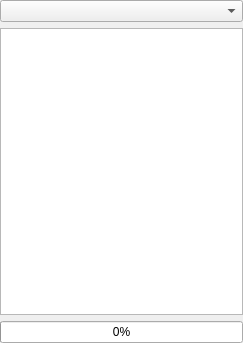
This is ui/xmlpresentationwidget.ui in phoenix741/xinx as Qt 5 draws it before an edit. The edited form follows.
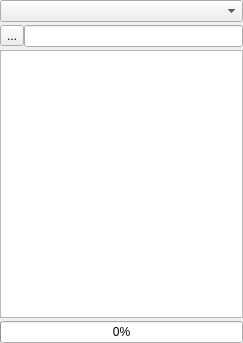
This is the edited form. Icons and pictures are not drawn.

```diff
--- a/ui/xmlpresentationwidget.ui
+++ b/ui/xmlpresentationwidget.ui
@@ -10,19 +10,44 @@
    </rect>
   </property>
   <property name="windowTitle" >
-   <string>Form</string>
+   <string/>
   </property>
-  <layout class="QVBoxLayout" >
-   <property name="margin" >
+  <layout class="QGridLayout" >
+   <property name="leftMargin" >
     <number>0</number>
    </property>
-   <property name="spacing" >
-    <number>6</number>
+   <property name="topMargin" >
+    <number>0</number>
    </property>
-   <item>
+   <property name="rightMargin" >
+    <number>0</number>
+   </property>
+   <property name="bottomMargin" >
+    <number>0</number>
+   </property>
+   <property name="horizontalSpacing" >
+    <number>0</number>
+   </property>
+   <property name="verticalSpacing" >
+    <number>3</number>
+   </property>
+   <item row="0" column="0" colspan="2" >
     <widget class="QComboBox" name="m_presentationComboBox" />
    </item>
-   <item>
+   <item row="1" column="0" >
+    <widget class="QToolButton" name="m_clearToolButton" >
+     <property name="text" >
+      <string>...</string>
+     </property>
+     <property name="icon" >
+      <iconset resource="../application.qrc" >:/images/edit-clear-locationbar-ltr.png</iconset>
+     </property>
+    </widget>
+   </item>
+   <item row="1" column="1" >
+    <widget class="QLineEdit" name="m_filtreLineEdit" />
+   </item>
+   <item row="2" column="0" colspan="2" >
     <widget class="QTreeView" name="m_presentationTreeView" >
      <property name="dragEnabled" >
       <bool>true</bool>
@@ -32,7 +57,7 @@
      </property>
     </widget>
    </item>
-   <item>
+   <item row="3" column="0" colspan="2" >
     <widget class="QProgressBar" name="m_presentationProgressBar" >
      <property name="value" >
       <number>0</number>
```
Left out of the diff: 23 changed lines with no effect on the pictures.
